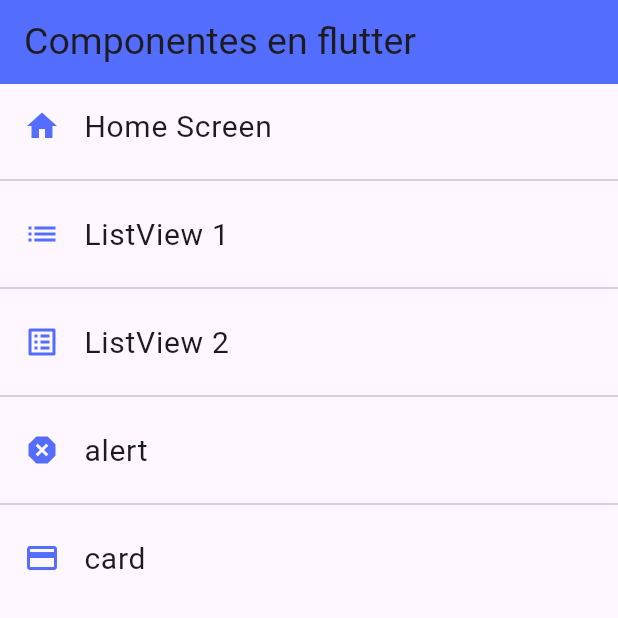
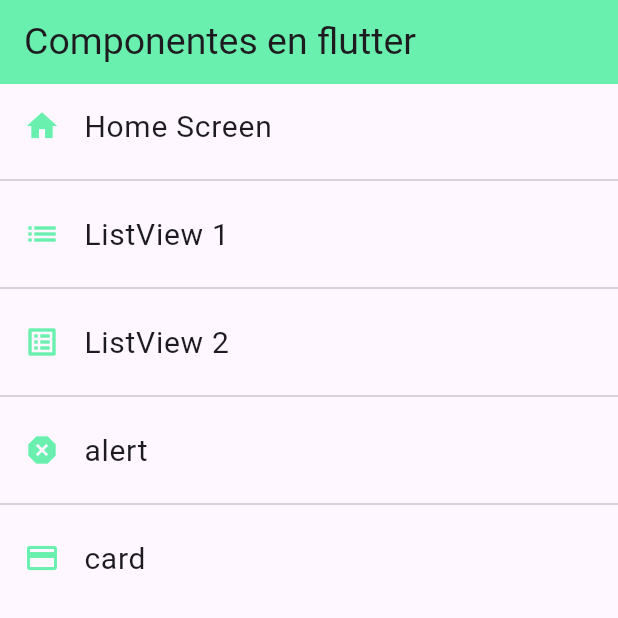
Before and after one commit to JesusRangelDiaz/fl-components, a Flutter app: the screen it shows after launch, on a phone screen of 412 x 824 dp, the top half of it. Run offline on Flutter 3.47's test engine with Material 3 defaults, Android fonts, the phone set to English and light mode, and no system bars.

Commit message:
feat: :lipstick: app theme file

```diff
--- a/lib/main.dart
+++ b/lib/main.dart
@@ -1,4 +1,7 @@
 import 'package:flutter/material.dart';
+
+import 'package:fl_components/theme/app_theme.dart';
+
 import 'package:fl_components/router/app_routes.dart';
 
 void main() => runApp(const MyApp());
@@ -14,6 +17,7 @@ class MyApp extends StatelessWidget {
       initialRoute: AppRoutes.intitialRoute,
       routes: AppRoutes.getAppRoutes(),
       onGenerateRoute: AppRoutes.onGeneralRoute,
+      theme: AppTheme.lightTheme,
     );
   }
 }
--- a/lib/screens/home_screen.dart
+++ b/lib/screens/home_screen.dart
@@ -1,6 +1,6 @@
 import 'package:fl_components/router/app_routes.dart';
+import 'package:fl_components/theme/app_theme.dart';
 import 'package:flutter/material.dart';
-import 'package:flutter/widgets.dart';
 
 class HomeScreen extends StatelessWidget {
 
@@ -14,13 +14,11 @@ class HomeScreen extends StatelessWidget {
     return  Scaffold(
       appBar:  AppBar(
         title: const Text("Componentes en flutter", style: TextStyle(fontSize: 25)),
-        elevation: 0,
-        backgroundColor: Colors.indigoAccent,
       ),
       body: ListView.separated(
         itemBuilder: (context, index) =>
         ListTile(
-          leading: Icon(menuOptions[index].icon, color: Colors.indigoAccent),
+          leading: Icon(menuOptions[index].icon, color: AppTheme.primary),
           title: Text(menuOptions[index].name, style: const TextStyle( fontSize: 20),),
           onTap: (){
             Navigator.pushNamed(context, menuOptions[index].route);
--- a/lib/screens/listview2_screen.dart
+++ b/lib/screens/listview2_screen.dart
@@ -11,8 +11,6 @@ class Listview2Screen extends StatelessWidget {
     return  Scaffold(
       appBar: AppBar(
         title: const Text('ListView Tipo 2'),
-        elevation:0,
-        backgroundColor: Colors.indigo,
       ),
       body:ListView.separated(
         itemBuilder: (context, index) => ListTile(
--- /dev/null
+++ b/lib/theme/app_theme.dart
@@ -0,0 +1,24 @@
+import 'package:flutter/material.dart';
+
+class AppTheme {
+  static const Color primary = Colors.greenAccent;
+
+  static final ThemeData lightTheme = ThemeData(
+      primaryColor: primary,
+
+      //App bar theme
+      appBarTheme: const AppBarTheme(color: primary, elevation: 0));
+
+  static final ThemeData darkTheme = ThemeData.dark().copyWith(
+      //Primary color
+      primaryColor: primary,
+
+      //App bar theme
+      appBarTheme: const AppBarTheme(
+        color: primary,
+        elevation: 0
+      ),
+      scaffoldBackgroundColor:Color.fromARGB(255, 0, 0, 0) );
+
+
+}
```
Also changed, not shown: lib/screens/alert_screen.dart (+6 -3 lines), lib/screens/card_screen.dart (+6 -3 lines).
